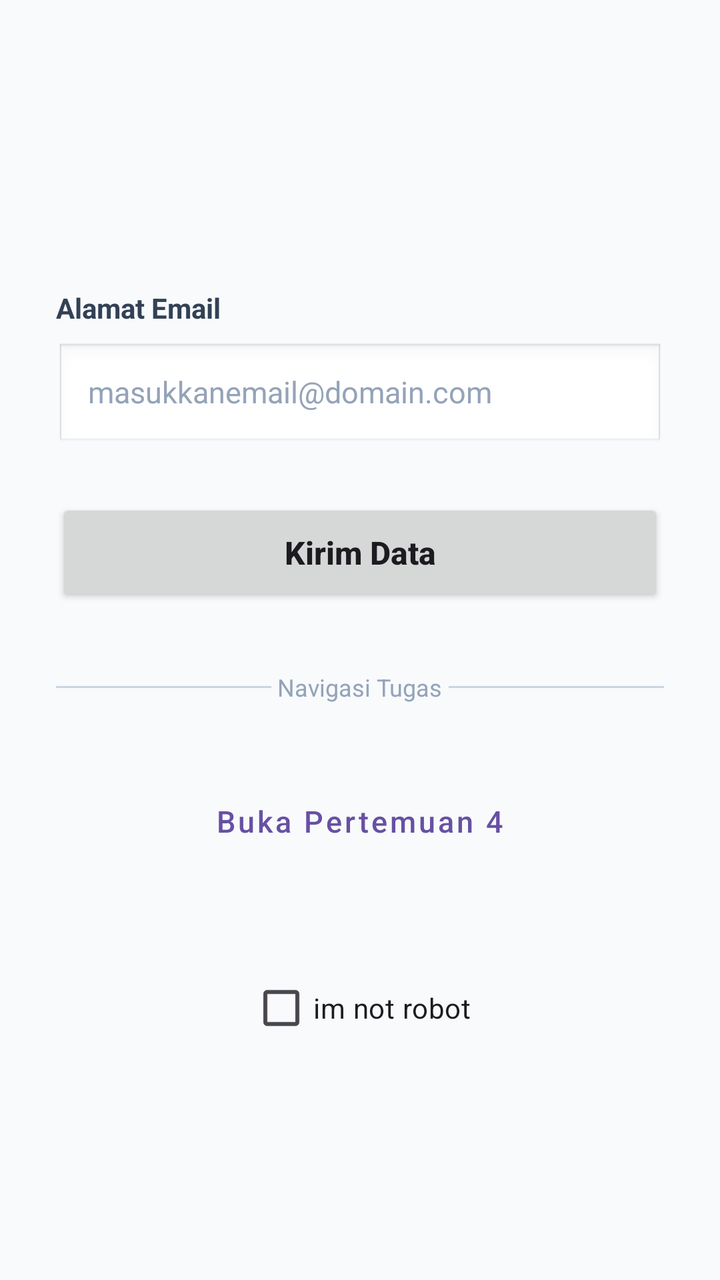
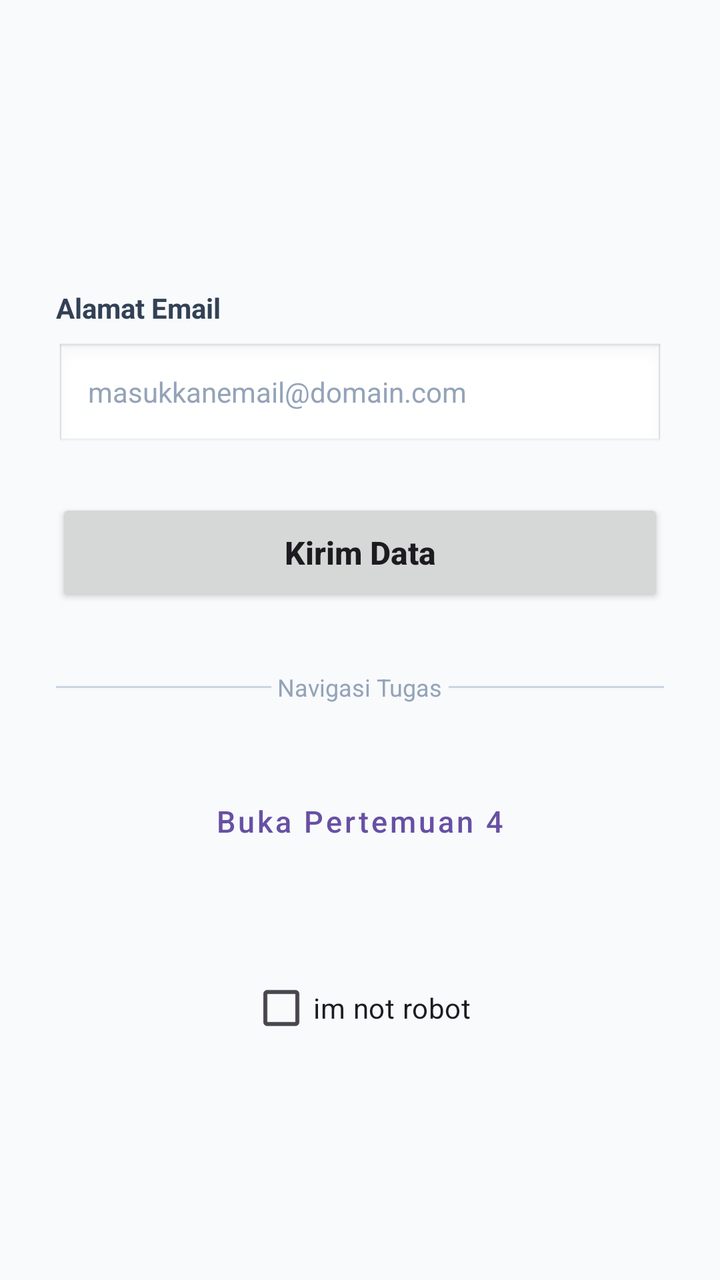

Compare the two renders of this Android layout. The source of the first and the diff that turns it into the second are given below.
<!-- AndroidManifest.xml: application theme Theme.Zikra -->
<!-- res/layout/activity_main.xml -->
<?xml version="1.0" encoding="utf-8"?>
<androidx.constraintlayout.widget.ConstraintLayout
    xmlns:android="http://schemas.android.com/apk/res/android"
    xmlns:app="http://schemas.android.com/apk/res-auto"
    xmlns:tools="http://schemas.android.com/tools"
    android:id="@+id/main"
    android:layout_width="match_parent"
    android:layout_height="match_parent"
    android:background="#F8FAFC"
    tools:context=".MainActivity">

    
    <LinearLayout
        android:id="@+id/linearLayout"
        android:layout_width="match_parent"
        android:layout_height="wrap_content"
        android:orientation="vertical"
        android:padding="28dp"
        app:layout_constraintBottom_toBottomOf="parent"
        app:layout_constraintEnd_toEndOf="parent"
        app:layout_constraintStart_toStartOf="parent"
        app:layout_constraintTop_toTopOf="parent"
        app:layout_constraintVertical_bias="0.4">

        
        <TextView
            android:id="@+id/textView2"
            android:layout_width="wrap_content"
            android:layout_height="wrap_content"
            android:layout_marginBottom="8dp"
            android:text="Alamat Email"
            android:textColor="#334155"
            android:textSize="14sp"
            android:textStyle="bold" />

        
        <EditText
            android:id="@+id/editTextTextEmailAddress"
            android:layout_width="match_parent"
            android:layout_height="54dp"
            android:layout_marginBottom="24dp"
            android:background="@android:drawable/edit_text"
            android:hint="masukkanemail@domain.com"
            android:inputType="textEmailAddress"
            android:paddingHorizontal="16dp"
            android:textColor="#1E293B"
            android:textColorHint="#94A3B8"
            android:textSize="15sp" />

        
        <Button
            android:id="@+id/button2"
            android:layout_width="match_parent"
            android:layout_height="54dp"
            android:layout_marginBottom="32dp"
            android:text="Kirim Data"
            android:textAllCaps="false"
            android:textSize="16sp"
            android:textStyle="bold" />

        
        <LinearLayout
            android:layout_width="match_parent"
            android:layout_height="wrap_content"
            android:layout_marginBottom="32dp"
            android:gravity="center"
            android:orientation="horizontal">

            <View
                android:layout_width="0dp"
                android:layout_height="1dp"
                android:layout_weight="1"
                android:background="#CBD5E1" />

            <TextView
                android:layout_width="wrap_content"
                android:layout_height="wrap_content"
                android:text=" Navigasi Tugas "
                android:textColor="#94A3B8"
                android:textSize="12sp" />

            <View
                android:layout_width="0dp"
                android:layout_height="1dp"
                android:layout_weight="1"
                android:background="#CBD5E1" />
        </LinearLayout>

        
        <Button
            android:id="@+id/btnToFourth"
            style="@style/Widget.MaterialComponents.Button.OutlinedButton"
            android:layout_width="match_parent"
            android:layout_height="54dp"
            android:text="Buka Pertemuan 4"
            android:textAllCaps="false"
            android:textSize="15sp" />

    </LinearLayout>

    <CheckBox
        android:id="@+id/checkBox2"
        android:layout_width="wrap_content"
        android:layout_height="wrap_content"
        android:text="im not robot"
        app:layout_constraintBottom_toBottomOf="parent"
        app:layout_constraintEnd_toEndOf="parent"
        app:layout_constraintStart_toStartOf="parent"
        app:layout_constraintTop_toBottomOf="@+id/linearLayout"
        app:layout_constraintVertical_bias="0.114" />

</androidx.constraintlayout.widget.ConstraintLayout>
<!-- resources referenced by this layout -->
<resources>
  <style name="Theme.Zikra" parent="Base.Theme.Zikra" />
  <style name="Base.Theme.Zikra" parent="Theme.Material3.DayNight.NoActionBar">
          
          
      </style>
</resources>

<!-- the commit's change to res/layout/activity_main.xml (unified diff, before → after) -->
@@ -45,7 +45,7 @@
             android:paddingHorizontal="16dp"
             android:textColor="#1E293B"
             android:textColorHint="#94A3B8"
-            android:textSize="15sp" />
+            android:textSize="14sp" />
 
         
         <Button
